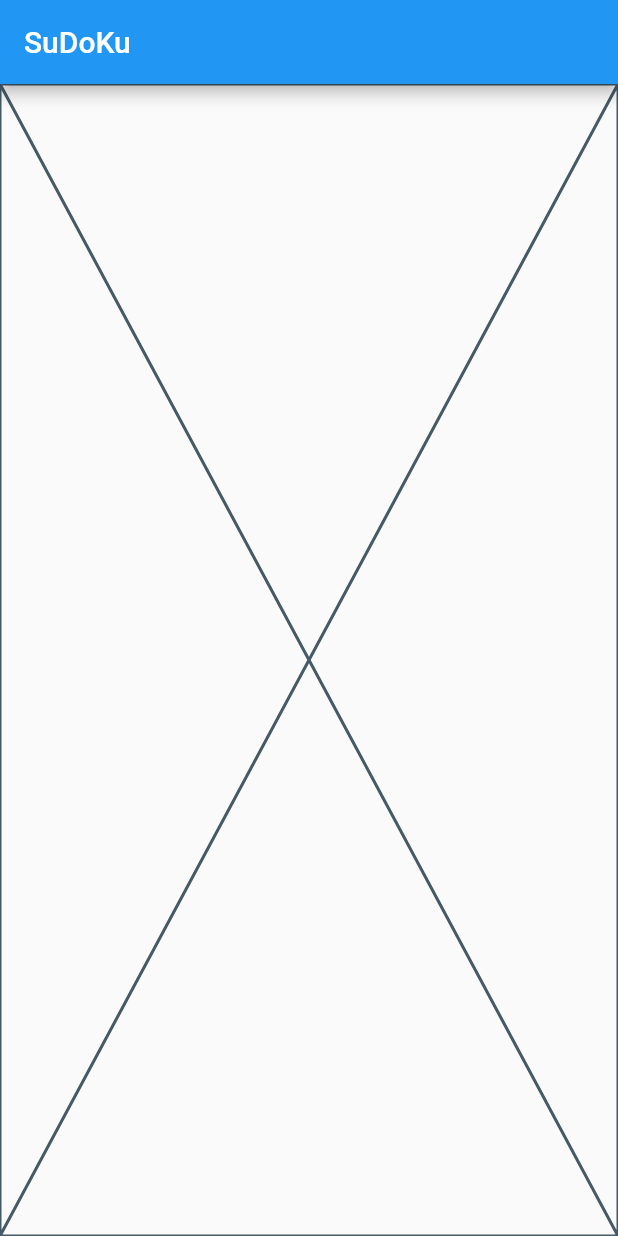
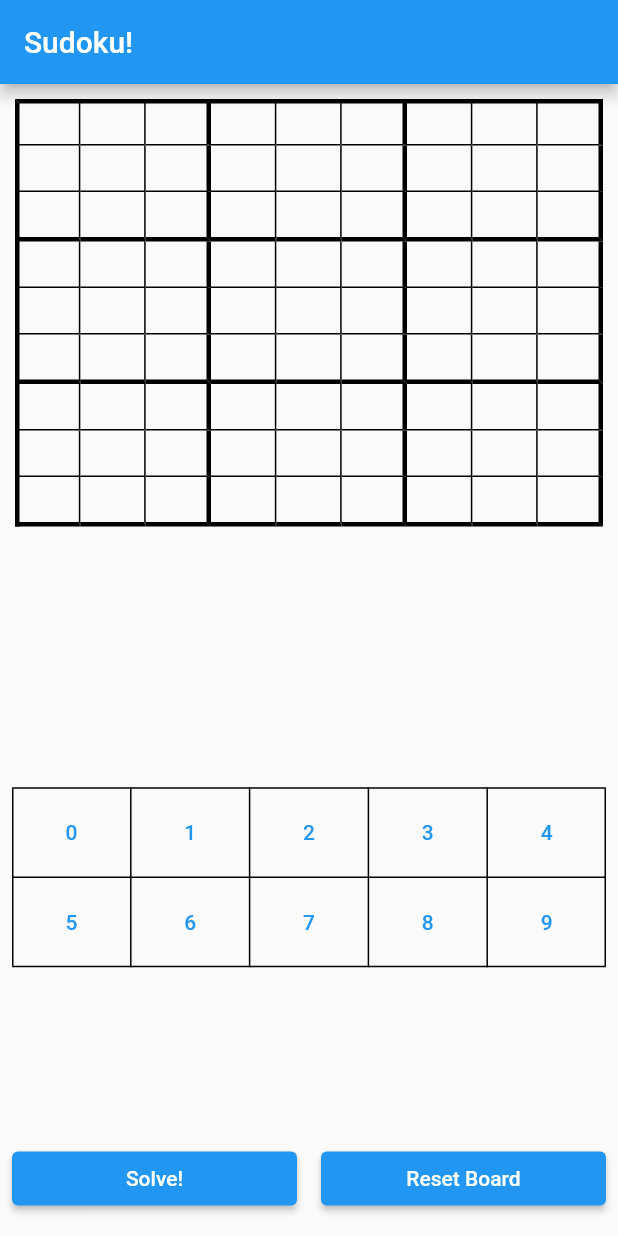
Before and after one commit to Satyam-exe/PyDoKu, a Flutter app: the screen it shows after launch, on a phone screen of 412 x 824 dp. Run offline on Flutter 3.47's test engine with Material 2 defaults, Android fonts, the phone set to English and light mode, and no system bars.

Commit message:
added sudoku table

```diff
--- /dev/null
+++ b/frontend/lib/api/requests.dart
@@ -0,0 +1,13 @@
+import 'dart:convert';
+
+import 'package:frontend/constants/api_urls.dart';
+import 'package:http/http.dart' as http;
+
+Future<http.Response> getSolvedResponse(sudokuString) async {
+  final response = await http.post(
+    Uri.parse(sudokuSolveAPIUrl),
+    headers: {'Content-Type': 'application/json'},
+    body: jsonEncode({'sudoku_str': sudokuString}),
+  );
+  return response;
+}
--- a/frontend/lib/main.dart
+++ b/frontend/lib/main.dart
@@ -1,9 +1,12 @@
+import 'dart:developer';
+
+import 'package:flutter/foundation.dart';
 import 'package:flutter/material.dart';
-import 'package:frontend/views/sudoku_solve.dart';
+import 'package:frontend/solver/solve.dart';
+import 'package:frontend/utility/sudoku/keypad.dart';
+import 'package:frontend/utility/sudoku/sudoku_board.dart';
 
-void main() {
-  runApp(const MyApp());
-}
+void main() => runApp(const MyApp());
 
 class MyApp extends StatelessWidget {
   const MyApp({super.key});
@@ -11,30 +14,99 @@ class MyApp extends StatelessWidget {
   @override
   Widget build(BuildContext context) {
     return MaterialApp(
-      title: 'Flutter Demo',
+      title: 'Sudoku Solver',
       theme: ThemeData(
         primarySwatch: Colors.blue,
       ),
-      home: const MyHomePage(),
+      home: Scaffold(
+        appBar: AppBar(
+          title: const Text("Sudoku!"),
+        ),
+        body: const SudokuSolverView(),
+      ),
     );
   }
 }
 
-class MyHomePage extends StatefulWidget {
-  const MyHomePage({Key? key}) : super(key: key);
+class SudokuSolverView extends StatefulWidget {
+  const SudokuSolverView({super.key});
 
   @override
-  State<MyHomePage> createState() => _MyHomePageState();
+  State<SudokuSolverView> createState() => _SudokuSolverViewState();
 }
 
-class _MyHomePageState extends State<MyHomePage> {
+class _SudokuSolverViewState extends State<SudokuSolverView> {
+  List<int> _activeNumber = [0];
+
+  List<List<int>> _board = List.generate(9, (_) => List.generate(9, (_) => 0));
+
   @override
   Widget build(BuildContext context) {
-    return Scaffold(
-      appBar: AppBar(
-        title: const Text('SuDoKu'),
-      ),
-      body: const Placeholder(),
+    return Column(
+      children: <Widget>[
+        Expanded(
+          flex: 6,
+          child: Padding(
+            padding: const EdgeInsets.all(10.0),
+            child: SudokuBoard(_board, _activeNumber),
+          ),
+        ),
+        Expanded(
+          flex: 3,
+          child: Padding(
+            padding: const EdgeInsets.all(8.0),
+            child: KeyPad(_activeNumber),
+          ),
+        ),
+        Expanded(
+          flex: 1,
+          child: Row(
+            children: <Widget>[
+              Expanded(
+                flex: 5,
+                child: Padding(
+                  padding: const EdgeInsets.all(8.0),
+                  child: ElevatedButton(
+                    child: const Text('Solve!'),
+                    onPressed: () async {
+                      await _showSolvedBoard();
+                      debugPrint('hoe');
+                    }
+                  ),
+                ),
+              ),
+              Expanded(
+                flex: 5,
+                child: Padding(
+                  padding: const EdgeInsets.all(8.0),
+                  child: ElevatedButton(
+                    child: const Text('Reset Board'),
+                    onPressed: () {
+                      debugPrint('Resetting Board');
+                      setState(() {
+                        _resetBoard();
+                      });
+                    },
+                  ),
+                ),
+              ),
+            ],
+          ),
+        ),
+      ],
     );
   }
+
+  void _resetBoard() {
+    _board = List.generate(9, (_) => List.generate(9, (_) => 0));
+    _activeNumber = [0];
+  }
+
+  Future<void> _showSolvedBoard() async {
+    List<List<int>> newBoard = await solveSudoku(_board);
+    log('Done');
+    setState(() {
+      _board = newBoard;
+    });
+  }
 }
--- /dev/null
+++ b/frontend/lib/solver/solve.dart
@@ -0,0 +1,30 @@
+import 'dart:convert';
+
+import 'package:frontend/api/requests.dart';
+
+String convertTableToString(List<List<int>> sudokuTable) {
+  final sudokuString = sudokuTable
+      .map((row) => row.map((val) => val != 0 ? val.toString() : ".").join(""))
+      .join("");
+  return sudokuString;
+}
+
+List<List<int>> convertStringToTable(String sudokuString) {
+  final sudokuTable = List.generate(9, (i) => List.generate(9, (j) => 0));
+  for (int i = 0; i < sudokuString.length; i++) {
+    int rowIndex = i ~/ 9;
+    int colIndex = i % 9;
+    if (sudokuString[i] != ".") {
+      sudokuTable[rowIndex][colIndex] = int.parse(sudokuString[i]);
+    }
+  }
+  return sudokuTable;
+}
+
+Future<List<List<int>>> solveSudoku(List<List<int>> board) async {
+  final sudokuString = convertTableToString(board);
+  final response = await getSolvedResponse(sudokuString);
+  final solution = jsonDecode(response.body)['solution'];
+  final solvedSudokuBoard = convertStringToTable(solution);
+  return solvedSudokuBoard;
+}
--- /dev/null
+++ b/frontend/lib/utility/sudoku/keypad.dart
@@ -0,0 +1,37 @@
+import 'package:flutter/material.dart';
+import 'package:frontend/utility/sudoku/keypad_cell.dart';
+
+class KeyPad extends StatelessWidget {
+  final int numRows = 2;
+  final int numColumns = 5;
+  final List<int> activeNumber;
+
+  const KeyPad(this.activeNumber, {super.key});
+
+  @override
+  Widget build(BuildContext context) {
+    return Table(
+      border: TableBorder.all(
+        color: Colors.black,
+      ),
+      defaultVerticalAlignment: TableCellVerticalAlignment.middle,
+      children: _getTableRows(),
+    );
+  }
+
+  List<TableRow> _getTableRows() {
+    return List.generate(numRows, (int rowNumber) {
+      return TableRow(children: _getRow(rowNumber));
+    });
+  }
+
+  List<Widget> _getRow(int rowNumber) {
+    return List.generate(numColumns, (int colNumber) {
+      return Padding(
+        padding: const EdgeInsets.all(5),
+        child: KeyPadCell(
+            numColumns * rowNumber + colNumber, activeNumber),
+      );
+    });
+  }
+}
--- /dev/null
+++ b/frontend/lib/utility/sudoku/keypad_cell.dart
@@ -0,0 +1,34 @@
+import 'package:flutter/material.dart';
+
+class KeyPadCell extends StatelessWidget {
+  final int number;
+  final List<int> activeNumber;
+
+  const KeyPadCell(this.number, this.activeNumber, {super.key});
+
+  @override
+  Widget build(BuildContext context) {
+    return SizedBox(
+      width: 30,
+      height: 50,
+      child: TextButton(
+        onPressed: () {
+          final String message = number == 0
+              ? 'Use to clear squares'
+              : 'Fill all squares with value $number';
+          ScaffoldMessenger.of(context).hideCurrentSnackBar();
+          ScaffoldMessenger.of(context).showSnackBar(SnackBar(
+            content: Text(message),
+            duration: const Duration(seconds: 1),
+          ));
+
+          // Setting activeNumber here...
+          activeNumber[0] = number;
+        },
+        child: Text(
+          '$number',
+        ),
+      ),
+    );
+  }
+}
--- /dev/null
+++ b/frontend/lib/utility/sudoku/sudoku_board.dart
@@ -0,0 +1,47 @@
+import 'package:flutter/material.dart';
+import 'package:frontend/utility/sudoku/sudoku_cell.dart';
+
+class SudokuBoard extends StatelessWidget {
+  final List<List<int>> board;
+  final List<int> activeNumber;
+
+  const SudokuBoard(this.board, this.activeNumber, {super.key});
+
+  @override
+  Widget build(BuildContext context) {
+    return Table(
+      border: const TableBorder(
+        left: BorderSide(width: 3.0, color: Colors.black),
+        top: BorderSide(width: 3.0, color: Colors.black),
+      ),
+      defaultVerticalAlignment: TableCellVerticalAlignment.middle,
+      children: _getTableRows(),
+    );
+  }
+
+  List<TableRow> _getTableRows() {
+    return List.generate(9, (int rowNumber) {
+      return TableRow(children: _getRow(rowNumber));
+    });
+  }
+
+  List<Widget> _getRow(int rowNumber) {
+    return List.generate(9, (int colNumber) {
+      return Container(
+        decoration: BoxDecoration(
+          border: Border(
+            right: BorderSide(
+              width: (colNumber % 3 == 2) ? 3.0 : 1.0,
+              color: Colors.black,
+            ),
+            bottom: BorderSide(
+              width: (rowNumber % 3 == 2) ? 3.0 : 1.0,
+              color: Colors.black,
+            ),
+          ),
+        ),
+        child: SudokuCell(rowNumber, colNumber, board, activeNumber),
+      );
+    });
+  }
+}
--- /dev/null
+++ b/frontend/lib/utility/sudoku/sudoku_cell.dart
@@ -0,0 +1,38 @@
+import 'package:flutter/material.dart';
+
+class SudokuCell extends StatefulWidget {
+  final int row, col;
+  final List<List<int>> board;
+  final List<int> activeNumber;
+
+  const SudokuCell(this.row, this.col, this.board, this.activeNumber, {super.key});
+
+  @override
+  State<SudokuCell> createState() => _SudokuCellState();
+}
+
+class _SudokuCellState extends State<SudokuCell> {
+  @override
+  Widget build(BuildContext context) {
+    return InkResponse(
+      enableFeedback: true,
+      onTap: () {
+        setState(() {
+          widget.board[widget.row][widget.col] =
+          widget.activeNumber[0];
+        });
+      },
+      child: SizedBox(
+        width: 30,
+        height: 30,
+        child: Center(
+          child: Text(widget.board[widget.row][widget.col] == 0
+              ? ''
+              : widget
+              .board[widget.row][widget.col]
+              .toString()),
+        ),
+      ),
+    );
+  }
+}
--- a/frontend/pubspec.yaml
+++ b/frontend/pubspec.yaml
@@ -35,6 +35,7 @@ dependencies:
   # The following adds the Cupertino Icons font to your application.
   # Use with the CupertinoIcons class for iOS style icons.
   cupertino_icons: ^1.0.2
+  http: ^0.13.5
 
 dev_dependencies:
   flutter_test:
```
Also changed, not shown: frontend/pubspec.lock, 2 other files.
